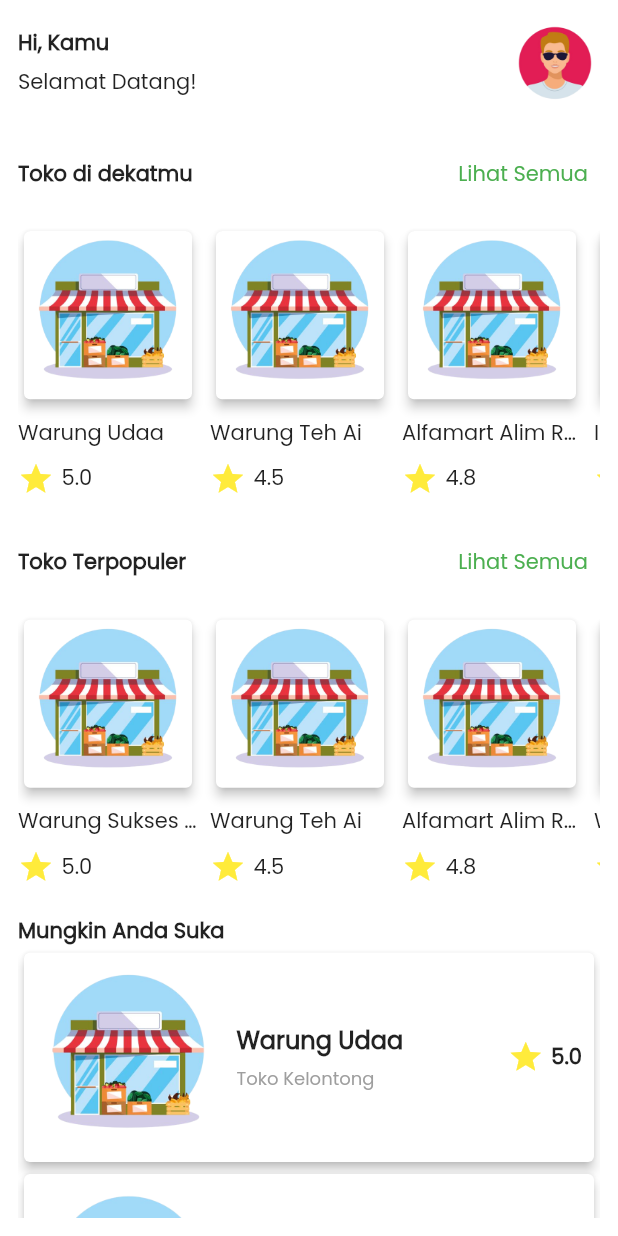
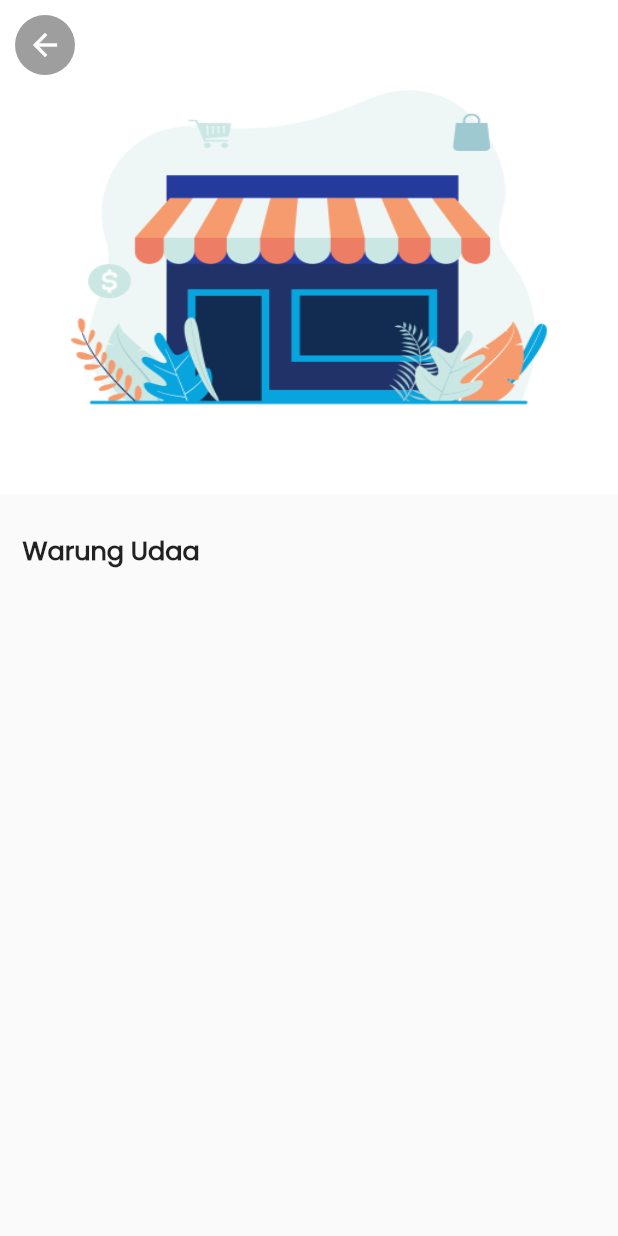
Before and after one commit to aluth313/jastip-flutter, a Flutter app: the Home screen opened directly, after a tap on "Warung Udaa", on a phone screen of 412 x 824 dp. Run offline on Flutter 3.47's test engine with Material 2 defaults, Android fonts, the phone set to English and light mode, and no system bars.

Commit message:
detail page belum beres

```diff
--- /dev/null
+++ b/lib/detail.dart
@@ -0,0 +1,68 @@
+import 'package:flutter/material.dart';
+import 'package:jastip/models/store.dart';
+
+class DetailPage extends StatefulWidget {
+  final Store store;
+
+  DetailPage({required this.store});
+
+  @override
+  State<DetailPage> createState() => _DetailPageState();
+}
+
+class _DetailPageState extends State<DetailPage> {
+  @override
+  Widget build(BuildContext context) {
+    var width = MediaQuery.of(context).size.width;
+    var height = MediaQuery.of(context).size.height;
+
+    return Scaffold(
+      body: SingleChildScrollView(
+        child: Column(
+          crossAxisAlignment: CrossAxisAlignment.start,
+          children: [
+            Stack(
+              children: [
+                Container(
+                    height: height * 0.4,
+                    width: double.infinity,
+                    child: Image.asset(
+                      'images/market.png',
+                      fit: BoxFit.fill,
+                    )),
+                Padding(
+                  padding: const EdgeInsets.all(10.0),
+                  child: SafeArea(
+                      child: CircleAvatar(
+                    backgroundColor: Colors.grey,
+                    child: IconButton(
+                        onPressed: () {
+                          Navigator.pop(context);
+                        },
+                        icon: Icon(
+                          Icons.arrow_back,
+                          color: Colors.white,
+                        )),
+                  )),
+                ),
+              ],
+            ),
+            SizedBox(
+              height: 10,
+            ),
+            Padding(
+              padding: const EdgeInsets.all(15.0),
+              child: Text(
+                widget.store.name!,
+                style: TextStyle(
+                  fontWeight: FontWeight.bold,
+                  fontSize: 17,
+                ),
+              ),
+            )
+          ],
+        ),
+      ),
+    );
+  }
+}
--- a/lib/home.dart
+++ b/lib/home.dart
@@ -1,4 +1,5 @@
 import 'package:flutter/material.dart';
+import 'package:jastip/detail.dart';
 import 'package:jastip/models/store.dart';
 
 class Home extends StatelessWidget {
@@ -64,7 +65,13 @@ class Home extends StatelessWidget {
                 scrollDirection: Axis.horizontal,
                 child: Row(
                   children: storeNearbyList.map((data) {
-                    return Container(
+                    return InkWell(
+                      onTap: () => Navigator.push(
+                          context,
+                          MaterialPageRoute(
+                            builder: (context) => DetailPage(store: data),
+                          )),
+                      child: Container(
                         width: 120,
                         margin: EdgeInsets.only(right: 8.0),
                         child: Column(
@@ -100,6 +107,7 @@ class Home extends StatelessWidget {
                             )
                           ],
                         ),
+                      ),
                     );
                   }).toList(),
                 ),
@@ -130,7 +138,13 @@ class Home extends StatelessWidget {
                 scrollDirection: Axis.horizontal,
                 child: Row(
                   children: popularStoreList.map((data) {
-                    return Container(
+                    return InkWell(
+                      onTap: () => Navigator.push(
+                          context,
+                          MaterialPageRoute(
+                            builder: (context) => DetailPage(store: data),
+                          )),
+                      child: Container(
                         width: 120,
                         margin: EdgeInsets.only(right: 8.0),
                         child: Column(
@@ -166,6 +180,7 @@ class Home extends StatelessWidget {
                             )
                           ],
                         ),
+                      ),
                     );
                   }).toList(),
                 ),
@@ -187,7 +202,12 @@ class Home extends StatelessWidget {
                   itemCount: allStoreList.length,
                   itemBuilder: (context, index) {
                     return InkWell(
-                      onTap: () {},
+                      onTap: () => Navigator.push(
+                          context,
+                          MaterialPageRoute(
+                            builder: (context) =>
+                                DetailPage(store: allStoreList[index]),
+                          )),
                       child: Row(
                         children: [
                           Expanded(
@@ -219,20 +239,24 @@ class Home extends StatelessWidget {
                                                   child: Text(
                                                     allStoreList[index].name!,
                                                     style: TextStyle(
-                                                        fontWeight: FontWeight.bold,
+                                                        fontWeight:
+                                                            FontWeight.bold,
                                                         fontSize: 16),
-                                                        overflow: TextOverflow.ellipsis,
+                                                    overflow:
+                                                        TextOverflow.ellipsis,
                                                   ),
                                                 ),
-                                                SizedBox(height: 5,),
+                                                SizedBox(
+                                                  height: 5,
+                                                ),
                                                 Text(
                                                   allStoreList[index].category!,
-                                                  overflow: TextOverflow.ellipsis,
+                                                  overflow:
+                                                      TextOverflow.ellipsis,
                                                   style: TextStyle(
                                                       fontSize: 12,
                                                       color: Colors.grey),
                                                 ),
-
                                               ],
                                             ),
                                           ),
@@ -245,10 +269,12 @@ class Home extends StatelessWidget {
                                               SizedBox(
                                                 width: 5,
                                               ),
-                                                  Text(allStoreList[index].rate!,
+                                              Text(
+                                                allStoreList[index].rate!,
                                                 style: TextStyle(
-                                                    fontWeight: FontWeight.bold
-                                                  ),)
+                                                    fontWeight:
+                                                        FontWeight.bold),
+                                              )
                                             ],
                                           ),
                                         ],
```
Also changed, not shown: images/market.png (added). Lines whose indentation alone changed are shown as unchanged.
